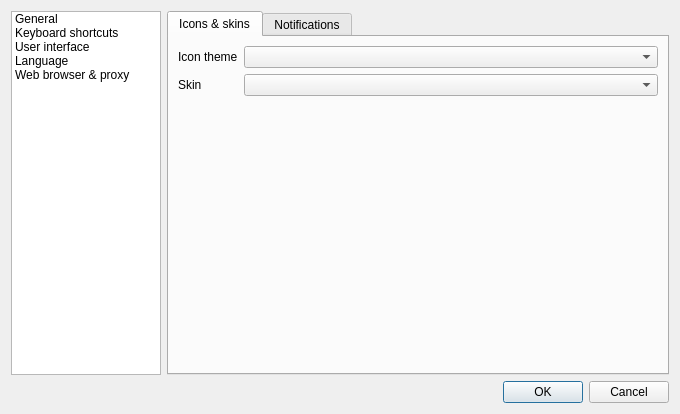
Above: src/gui/formsettings.ui from martinrotter/rssguard before the change. Below: the same form after it.
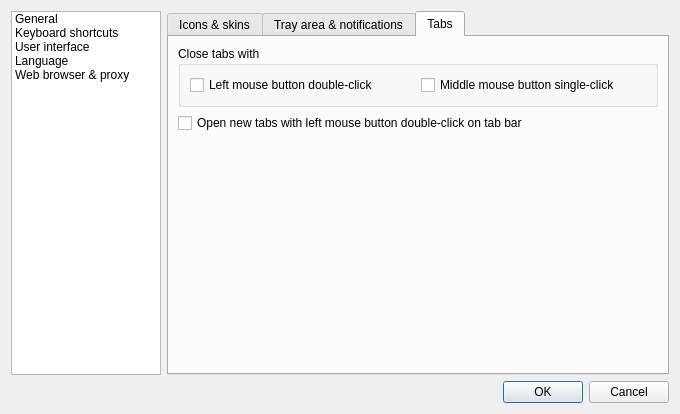
That is the form after the change. The open tabs and pages were chosen to show the change. Custom widgets are drawn as their Qt base class.

```diff
--- a/src/gui/formsettings.ui
+++ b/src/gui/formsettings.ui
@@ -149,7 +149,7 @@
          </widget>
          <widget class="QWidget" name="m_tabNotifications">
           <attribute name="title">
-           <string>Notifications</string>
+           <string>Tray area &amp;&amp; notifications</string>
           </attribute>
           <layout class="QFormLayout" name="formLayout_3">
            <item row="0" column="0" colspan="2">
@@ -208,6 +208,46 @@
            </item>
           </layout>
          </widget>
+         <widget class="QWidget" name="m_tabTabs">
+          <attribute name="title">
+           <string>Tabs</string>
+          </attribute>
+          <layout class="QFormLayout" name="formLayout_7">
+           <property name="fieldGrowthPolicy">
+            <enum>QFormLayout::AllNonFixedFieldsGrow</enum>
+           </property>
+           <item row="0" column="0" colspan="2">
+            <widget class="QGroupBox" name="m_grbCloseTabs">
+             <property name="title">
+              <string>Close tabs with</string>
+             </property>
+             <layout class="QHBoxLayout" name="horizontalLayout_6">
+              <item>
+               <widget class="QCheckBox" name="m_checkCloseTabsDoubleClick">
+                <property name="text">
+                 <string>Left mouse button double-click</string>
+                </property>
+               </widget>
+              </item>
+              <item>
+               <widget class="QCheckBox" name="m_checkCloseTabsMiddleClick">
+                <property name="text">
+                 <string>Middle mouse button single-click</string>
+                </property>
+               </widget>
+              </item>
+             </layout>
+            </widget>
+           </item>
+           <item row="1" column="0" colspan="2">
+            <widget class="QCheckBox" name="m_checkNewTabDoubleClick">
+             <property name="text">
+              <string>Open new tabs with left mouse button double-click on tab bar</string>
+             </property>
+            </widget>
+           </item>
+          </layout>
+         </widget>
         </widget>
        </item>
       </layout>
```
Left out of the diff: 111 changed lines with no effect on the pictures.
